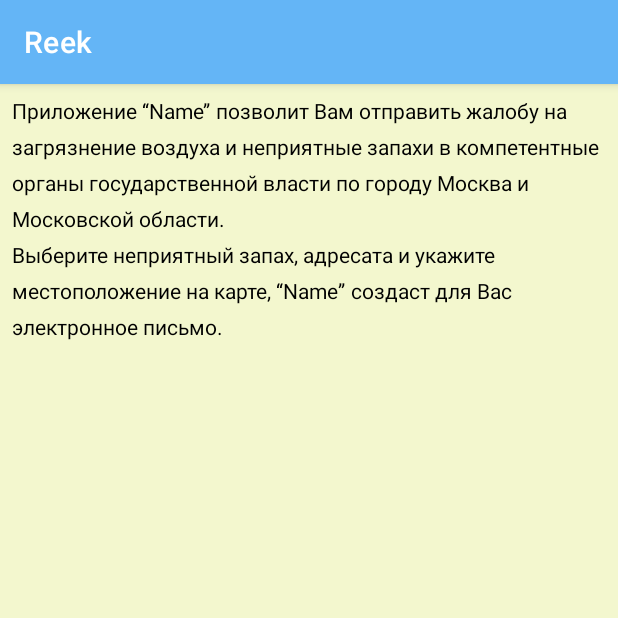
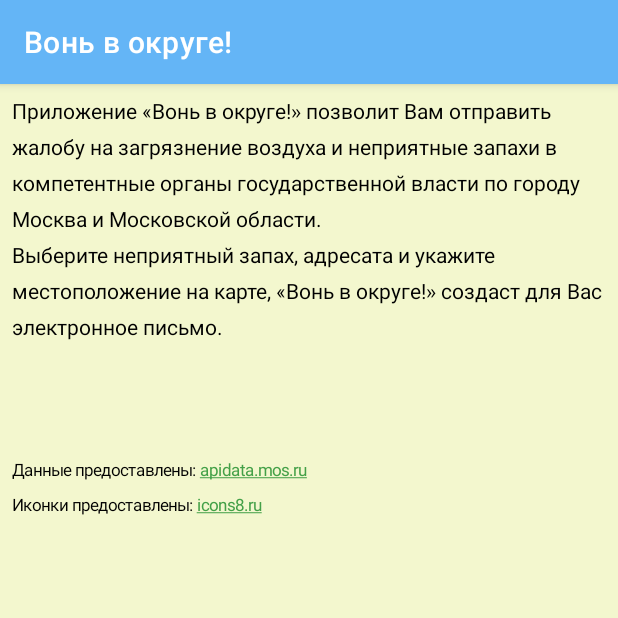
Before and after one commit to sewerina/reek, an Android app: the screen it shows after launch (AppInfoActivity), in the options menu, after a tap on "О приложении", on a phone screen of 412 x 824 dp, the top half of it. Run offline under Robolectric (Android 15) with nearby library versions, the phone set to English and light mode, and no system bars; our stand-ins replace Volley.

Commit message:
add new recipients, rename app, edit app info

```diff
--- a/app/src/main/java/com/github/sewerina/reek/AppInfoActivity.java
+++ b/app/src/main/java/com/github/sewerina/reek/AppInfoActivity.java
@@ -15,6 +15,5 @@ public class AppInfoActivity extends AppCompatActivity {
 
         TextView appInfo = findViewById(R.id.tv_appInfo);
         appInfo.setText(Html.fromHtml(getString(R.string.tv_appInfo)));
-
     }
 }
--- a/app/src/main/java/com/github/sewerina/reek/RecipientList.java
+++ b/app/src/main/java/com/github/sewerina/reek/RecipientList.java
@@ -6,7 +6,9 @@ public class RecipientList extends ArrayList<Recipient> {
     public RecipientList() {
         // String[] emailArray = {"rpn77@rpn.gov.ru", "gu_moscov@mchs.gov.ru", "andreyvorobiev@mosreg.ru"};
         add(new Recipient("Департамент Росприроднадзора по Центральному федеральному округу","A@.AA"));
-        add(new Recipient("Главное управление МЧС России по г.Москве","B@.BB"));
-        add(new Recipient("Губернатор Московской области","C@.CC"));
+        add(new Recipient("Главное управление МЧС России по г. Москве","B@.BB"));
+        add(new Recipient("Главное управление МЧС России по Московской области, общий отдел","С@.СС"));
+        add(new Recipient("Губернатор Московской области","D@.DD"));
+        add(new Recipient("Общероссийская Общественная организация «Зелёный патруль»","E@.EE"));
     }
 }
--- a/app/src/main/res/layout/activity_app_info.xml
+++ b/app/src/main/res/layout/activity_app_info.xml
@@ -1,4 +1,4 @@
-<?xml version="1.0" encoding="utf-8"?><!--<androidx.constraintlayout.widget.ConstraintLayout xmlns:android="http://schemas.android.com/apk/res/android"--><!--xmlns:app="http://schemas.android.com/apk/res-auto"--><!--xmlns:tools="http://schemas.android.com/tools"--><!--android:layout_width="match_parent"--><!--android:layout_height="match_parent"--><!--tools:context=".AppInfoActivity">-->
+<?xml version="1.0" encoding="utf-8"?>
 
 <TextView xmlns:android="http://schemas.android.com/apk/res/android"
     xmlns:tools="http://schemas.android.com/tools"
@@ -17,5 +17,3 @@
     tools:context=".AppInfoActivity"
     tools:layout_editor_absoluteX="8dp"
     tools:layout_editor_absoluteY="8dp" />
-
-    <!--</androidx.constraintlayout.widget.ConstraintLayout>-->
--- a/app/src/main/res/values/strings.xml
+++ b/app/src/main/res/values/strings.xml
@@ -1,5 +1,5 @@
 <resources>
-    <string name="app_name">Reek</string>
+    <string name="app_name">Вонь в округе!</string>
     <string name="title_activity_maps">Map</string>
     <string name="tv_chooseReek">Выберите из списка ниже запах, который Вы чувствуете:</string>
     <string name="tv_chooseRecipients">Выберите из списка адресатов, которым Вы хотите отправить жалобу:</string>
@@ -10,8 +10,16 @@
 
     <string name="tv_appInfo">
         <![CDATA[
-        <p>Приложение “Name” позволит Вам отправить жалобу на загрязнение воздуха и неприятные запахи в компетентные органы государственной власти по городу Москва и Московской области.
-        <br>Выберите неприятный запах, адресата и укажите местоположение на карте, “Name” создаст для Вас электронное письмо.</p>
+        <p>Приложение «Вонь в округе!» позволит Вам отправить жалобу на загрязнение воздуха и неприятные запахи в компетентные органы государственной власти по городу Москва и Московской области.
+        <br>Выберите неприятный запах, адресата и укажите местоположение на карте, «Вонь в округе!» создаст для Вас электронное письмо.</p>
+
+        <br><br>
+
+        <p><small>
+        Данные предоставлены: <a href="https://apidata.mos.ru/">apidata.mos.ru</a>
+        <br>
+        Иконки предоставлены: <a href="https://icons8.ru/">icons8.ru</a>
+        </small></p>
 ]]>
         </string>
 </resources>
```
